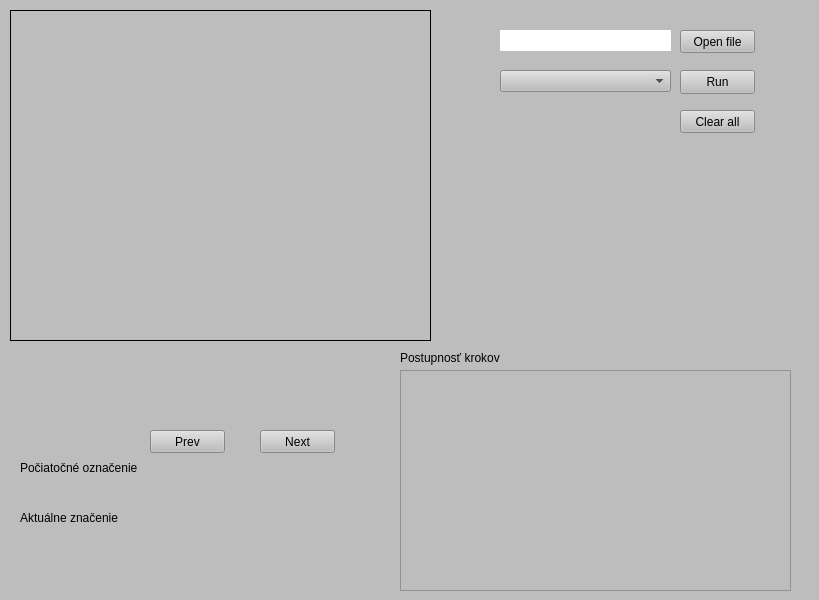
The window that gui/mainwindow.ui (PavolHradsky/PIS-bonus) describes before a commit, drawn with Qt 5.
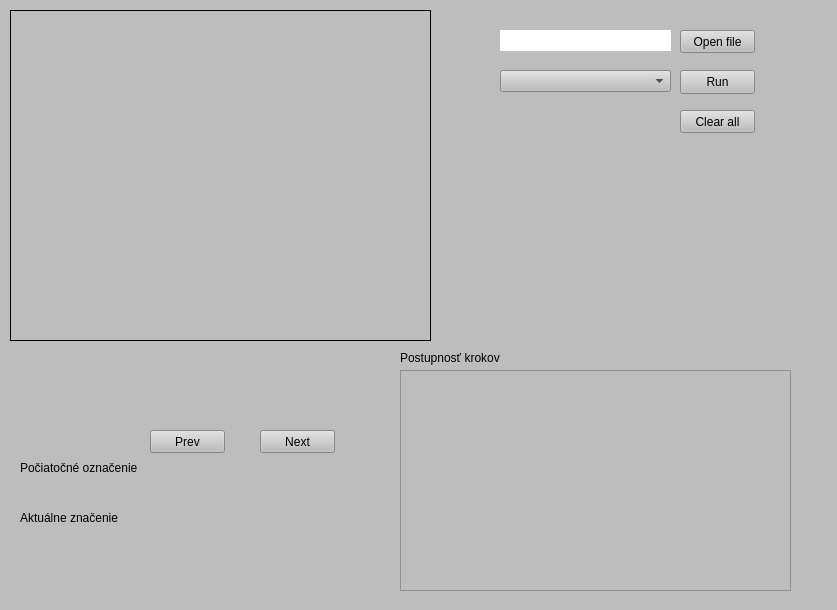
The same window after the commit.

```diff
--- a/gui/mainwindow.ui
+++ b/gui/mainwindow.ui
@@ -6,8 +6,8 @@
    <rect>
     <x>0</x>
     <y>0</y>
-    <width>819</width>
-    <height>600</height>
+    <width>837</width>
+    <height>610</height>
    </rect>
   </property>
   <property name="windowTitle">
```
